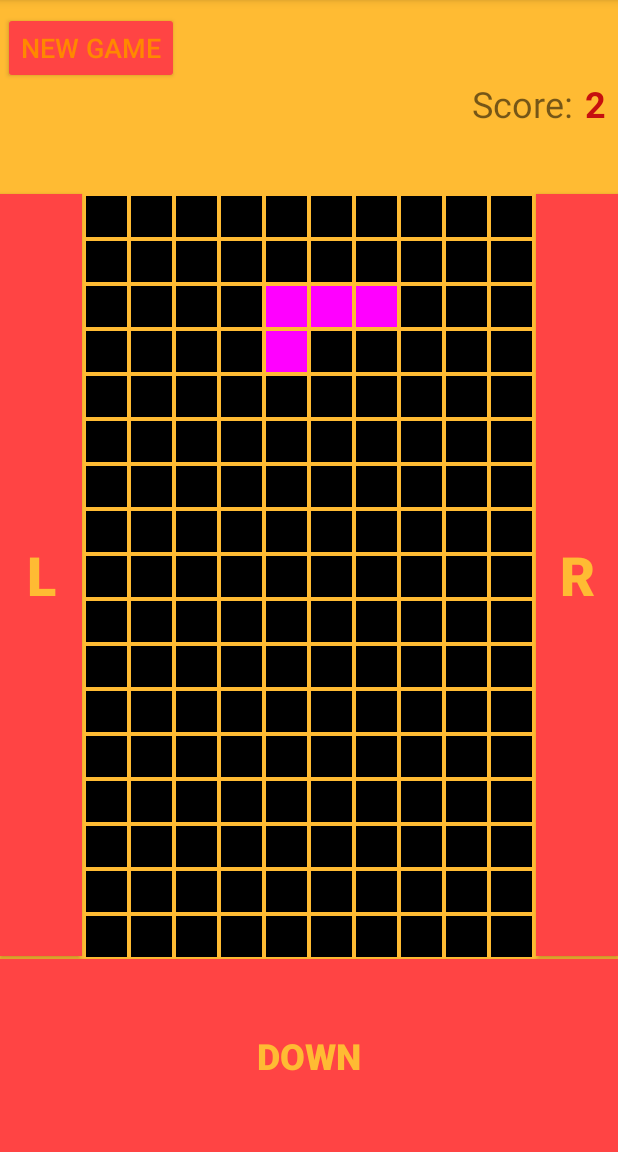
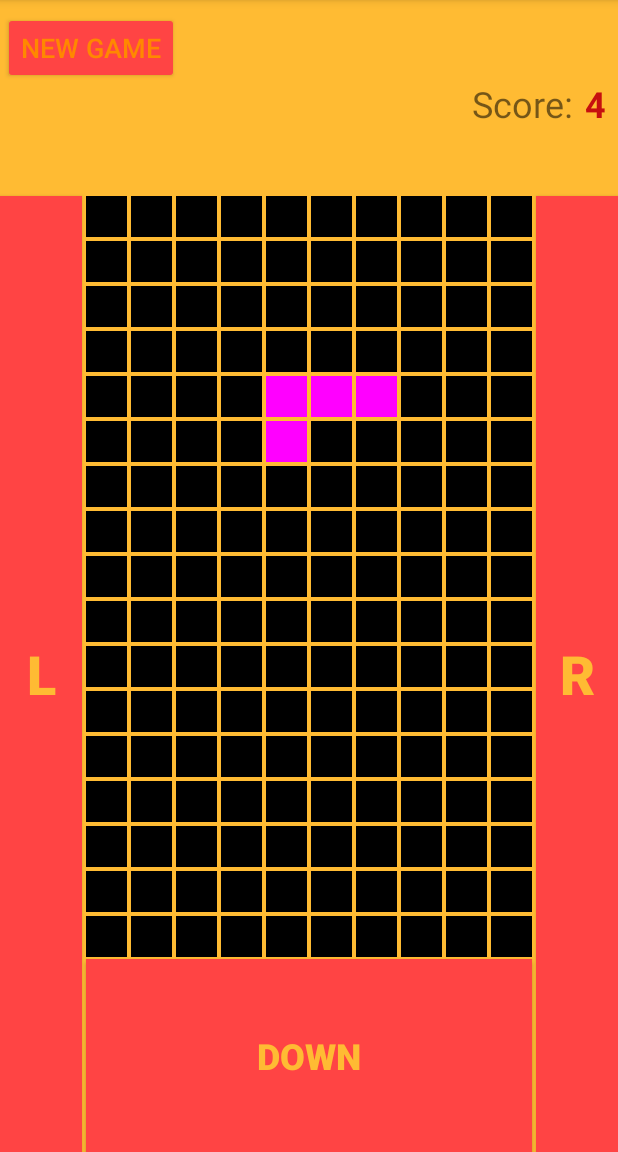
Before and after one commit to ehaviv1978/SimpleTetris, an Android app: the screen it shows after launch (MainActivity), after a tap on "NEW GAME", on a phone screen of 412 x 824 dp, the part 84-1236 px from its top. Run offline under Robolectric (Android 15) with nearby library versions, the phone set to English and light mode, and no system bars.

Commit message:
shape color change

```diff
--- a/app/src/main/java/com/eran/simpletetris/MainActivity.kt
+++ b/app/src/main/java/com/eran/simpletetris/MainActivity.kt
@@ -19,6 +19,7 @@ import kotlin.random.Random.Default.nextInt
 class MainActivity : AppCompatActivity() {
 
     private var timer = Timer()
+    private var localTimer = Timer()
 
     enum class Shape {
         Line, Square, Plus, S1, S2, L1, L2
@@ -65,6 +66,8 @@ class MainActivity : AppCompatActivity() {
         var height = displayMetrics.heightPixels
         var squareSize = (height - 200) / 25
         var startPosition = 4
+        var gameOver = true
+        var btnDownIsPressed = false
 
 //        var shapeTop = GameBoard.top
 //        var shapeBottom = GameBoard.bottom
@@ -100,7 +103,7 @@ class MainActivity : AppCompatActivity() {
             Shape.S1 to Color.RED,
             Shape.S2 to Color.YELLOW,
             Shape.L1 to Color.MAGENTA,
-            Shape.L2 to Color.LTGRAY
+            Shape.L2 to Color.WHITE
         )
 
 //        fun getShapePosition() {
@@ -132,30 +135,38 @@ class MainActivity : AppCompatActivity() {
             score = 0
             delay = 1000
             setScore()
+            gameOver = false
             runOnUiThread {
                 textInfo.visibility = View.INVISIBLE
             }
             for (item in board1d) {
                 item.backgroundTintList = ColorStateList.valueOf(Color.BLACK)
                 item.tag = "Empty"
+
             }
+            runOnUiThread {
                 btnLeft.isEnabled = true
                 btnRight.isEnabled = true
                 btnDown.isEnabled = true
                 GameBoard.isEnabled = true
             }
+        }
 
         fun gameOver() {
+            gameOver = true
+            runOnUiThread {
                 btnLeft.isEnabled = false
                 btnRight.isEnabled = false
                 btnDown.isEnabled = false
                 GameBoard.isEnabled = false
-            runOnUiThread {
                 textInfo.visibility = View.VISIBLE
             }
         }
 
         fun newShape(): Boolean {
+            timer.cancel()
+            timer = Timer()
+            btnDownIsPressed = false
             shape = Shape.values()[(nextInt(Shape.values().size))]
             shapeArray = shapeMap[shape]?.toIntArray()!!
             for (n in shapeArray) {
@@ -236,6 +247,8 @@ class MainActivity : AppCompatActivity() {
         }
 
         fun moveDown() {
+            GameBoard.invalidate()
+            btnNewGame.invalidate()
             score++
             setScore()
             delay--
@@ -255,6 +268,8 @@ class MainActivity : AppCompatActivity() {
                     }
                     rowsShapeLand.clear()
                     if (newShape()) {
+                        timer.cancel()
+                        timer = Timer()
                         timer.schedule(delay) {
                             moveDown()
                         }
@@ -272,8 +287,12 @@ class MainActivity : AppCompatActivity() {
                 shapeArray[i] = shapeArray[i] + 10
             }
 //            getShapePosition()
+            if (!btnDownIsPressed) {
+                timer.cancel()
+                timer = Timer()
                 timer.schedule(delay) {
                     moveDown()
+                }
             }
         }
 
@@ -467,7 +486,7 @@ class MainActivity : AppCompatActivity() {
                     shapeArray[0] = shapeArray[1] - 10
                     shapeArray[3] = shapeArray[1] + 10
                     shapeArray[2] = shapeArray[3] - 1
-                    createShape(Color.LTGRAY)
+                    createShape(shapeColorMap[Shape.L2]!!)
                 } else if (shapeArray[3] - shapeArray[1] == 10) {
                     if (shapeArray[1] % 10 == 9 || board1d[shapeArray[1] + 1].tag != "Empty" ||
                         board1d[shapeArray[1] - 1].tag != "Empty" || board1d[shapeArray[1] - 11].tag != "Empty"
@@ -479,7 +498,7 @@ class MainActivity : AppCompatActivity() {
                     shapeArray[1] = shapeArray[2] - 1
                     shapeArray[3] = shapeArray[2] + 1
                     shapeArray[0] = shapeArray[1] - 10
-                    createShape(Color.LTGRAY)
+                    createShape(shapeColorMap[Shape.L2]!!)
                 } else if (shapeArray[3] - shapeArray[1] == 2) {
                     if (shapeArray[1] / 10 == 16 || board1d[shapeArray[2] + 10].tag != "Empty" ||
                         board1d[shapeArray[2] - 9].tag != "Empty" || board1d[shapeArray[2] - 10].tag != "Empty"
@@ -490,7 +509,7 @@ class MainActivity : AppCompatActivity() {
                     shapeArray[0] = shapeArray[2] - 10
                     shapeArray[1] = shapeArray[0] + 1
                     shapeArray[3] = shapeArray[2] + 10
-                    createShape(Color.LTGRAY)
+                    createShape(shapeColorMap[Shape.L2]!!)
                 } else {
                     if (shapeArray[0] % 10 == 0 || board1d[shapeArray[2] - 1].tag != "Empty" ||
                         board1d[shapeArray[2] + 1].tag != "Empty" || board1d[shapeArray[2] + 11].tag != "Empty"
@@ -502,7 +521,7 @@ class MainActivity : AppCompatActivity() {
                     shapeArray[0] = shapeArray[1] - 1
                     shapeArray[2] = shapeArray[1] + 1
                     shapeArray[3] = shapeArray[2] + 10
-                    createShape(Color.LTGRAY)
+                    createShape(shapeColorMap[Shape.L2]!!)
                 }
             }
         }
@@ -517,21 +536,72 @@ class MainActivity : AppCompatActivity() {
             }
         }
 
-        btnDown.setOnClickListener(){
+        btnDown.setOnTouchListener { v, event ->
+            when (event?.action) {
+                MotionEvent.ACTION_DOWN -> {
+                    btnDownIsPressed = true
+                    timer.cancel()
+                    timer = Timer()
+                    timer.schedule(200, 40) {
+                        if (gameOver) {
+                            timer.cancel()
+                        } else {
+                            moveDown()
+                        }
+                    }
+
+                }
+                MotionEvent.ACTION_UP -> {
+                    if (btnDownIsPressed) {
+                        btnDownIsPressed = false
+                        if (!gameOver) {
                             timer.cancel()
                             timer = Timer()
                             moveDown()
+                        } else {
+                            timer.cancel()
+                        }
+                    }
+                }
+            }
+            v?.onTouchEvent(event) ?: true
         }
 
-        btnRight.setOnClickListener(){
+        btnRight.setOnTouchListener { v, event ->
+            when (event?.action) {
+                MotionEvent.ACTION_DOWN -> {
+                    moveRight()
+                    localTimer = Timer()
+                    localTimer.schedule(200, 20) {
                         moveRight()
                     }
+                }
+                MotionEvent.ACTION_UP -> {
+                    localTimer.cancel()
+                }
+            }
 
-        btnLeft.setOnClickListener(){
+            v?.onTouchEvent(event) ?: true
+        }
+
+        btnLeft.setOnTouchListener { v, event ->
+            when (event?.action) {
+                MotionEvent.ACTION_DOWN -> {
+                    moveLeft()
+                    localTimer = Timer()
+                    localTimer.schedule(200, 20) {
                         moveLeft()
                     }
+                }
+                MotionEvent.ACTION_UP -> {
+                    localTimer.cancel()
+                }
+            }
 
-        GameBoard.setOnClickListener(){
+            v?.onTouchEvent(event) ?: true
+        }
+
+        GameBoard.setOnClickListener() {
             rotate()
         }
 
--- a/app/src/main/res/layout/activity_main.xml
+++ b/app/src/main/res/layout/activity_main.xml
@@ -1421,7 +1421,7 @@
         android:layout_width="0dp"
         android:layout_height="0dp"
         android:layout_marginStart="1dp"
-        android:layout_marginBottom="2dp"
+        android:layout_marginTop="1dp"
         android:background="@color/colorAccent"
         android:backgroundTint="@android:color/holo_red_light"
         android:clickable="true"
@@ -1429,7 +1429,7 @@
         android:textColor="@android:color/holo_orange_light"
         android:textSize="36sp"
         android:textStyle="bold"
-        app:layout_constraintBottom_toBottomOf="@+id/GameBoard"
+        app:layout_constraintBottom_toBottomOf="parent"
         app:layout_constraintEnd_toEndOf="parent"
         app:layout_constraintHorizontal_bias="0.0"
         app:layout_constraintStart_toEndOf="@+id/GameBoard"
@@ -1440,8 +1440,8 @@
         android:id="@+id/btnLeft"
         android:layout_width="0dp"
         android:layout_height="0dp"
+        android:layout_marginTop="1dp"
         android:layout_marginEnd="1dp"
-        android:layout_marginBottom="2dp"
         android:background="@color/colorAccent"
         android:backgroundTint="@android:color/holo_red_light"
         android:clickable="true"
@@ -1449,7 +1449,7 @@
         android:textColor="@android:color/holo_orange_light"
         android:textSize="36sp"
         android:textStyle="bold"
-        app:layout_constraintBottom_toTopOf="@+id/btnDown"
+        app:layout_constraintBottom_toBottomOf="parent"
         app:layout_constraintEnd_toStartOf="@+id/GameBoard"
         app:layout_constraintHorizontal_bias="0.0"
         app:layout_constraintStart_toStartOf="parent"
@@ -1460,6 +1460,8 @@
         android:id="@+id/btnDown"
         android:layout_width="0dp"
         android:layout_height="0dp"
+        android:layout_marginStart="1dp"
+        android:layout_marginEnd="1dp"
         android:background="@color/colorAccent"
         android:backgroundTint="@android:color/holo_red_light"
         android:clickable="true"
@@ -1468,9 +1470,9 @@
         android:textSize="24sp"
         android:textStyle="bold"
         app:layout_constraintBottom_toBottomOf="parent"
-        app:layout_constraintEnd_toEndOf="parent"
+        app:layout_constraintEnd_toEndOf="@+id/GameBoard"
         app:layout_constraintHorizontal_bias="0.0"
-        app:layout_constraintStart_toStartOf="parent"
+        app:layout_constraintStart_toStartOf="@+id/GameBoard"
         app:layout_constraintTop_toBottomOf="@+id/GameBoard"
         app:layout_constraintVertical_bias="0.0" />
 
```
Lines whose indentation alone changed are shown as unchanged.
